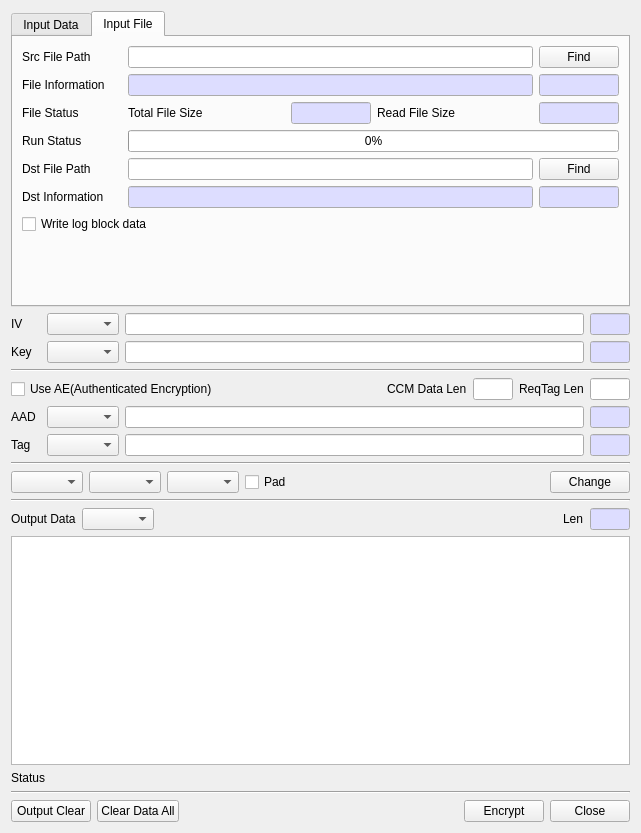
Above: BerEditor/enc_dec_dlg.ui from jykim74/BerEditor before the change. Below: the same form after it.
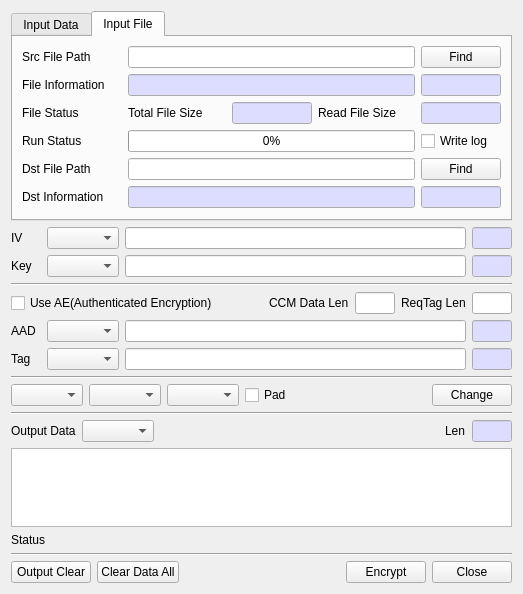
That is the form after the change.

What changed in the file:
```diff
--- a/BerEditor/enc_dec_dlg.ui
+++ b/BerEditor/enc_dec_dlg.ui
@@ -6,8 +6,8 @@
    <rect>
     <x>0</x>
     <y>0</y>
-    <width>641</width>
-    <height>833</height>
+    <width>523</width>
+    <height>594</height>
    </rect>
   </property>
   <property name="windowTitle">
@@ -548,6 +548,19 @@
            </property>
           </widget>
          </item>
+         <item row="0" column="2">
+          <widget class="QCheckBox" name="mWriteLogCheck">
+           <property name="minimumSize">
+            <size>
+             <width>80</width>
+             <height>0</height>
+            </size>
+           </property>
+           <property name="text">
+            <string>Write log</string>
+           </property>
+          </widget>
+         </item>
         </layout>
        </item>
        <item>
@@ -719,13 +732,6 @@
          </item>
         </layout>
        </item>
-       <item>
-        <widget class="QCheckBox" name="mWriteLogCheck">
-         <property name="text">
-          <string>Write log block data</string>
-         </property>
-        </widget>
-       </item>
        <item>
         <spacer name="verticalSpacer">
          <property name="orientation">
@@ -1135,6 +1141,12 @@
    </item>
    <item>
     <widget class="Line" name="line_4">
+     <property name="maximumSize">
+      <size>
+       <width>16777215</width>
+       <height>2</height>
+      </size>
+     </property>
      <property name="orientation">
       <enum>Qt::Horizontal</enum>
      </property>
@@ -1189,6 +1201,12 @@
    </item>
    <item>
     <widget class="Line" name="line">
+     <property name="maximumSize">
+      <size>
+       <width>16777215</width>
+       <height>2</height>
+      </size>
+     </property>
      <property name="orientation">
       <enum>Qt::Horizontal</enum>
      </property>
@@ -1299,6 +1317,12 @@
    </item>
    <item>
     <widget class="Line" name="line_5">
+     <property name="maximumSize">
+      <size>
+       <width>16777215</width>
+       <height>2</height>
+      </size>
+     </property>
      <property name="orientation">
       <enum>Qt::Horizontal</enum>
      </property>
```
